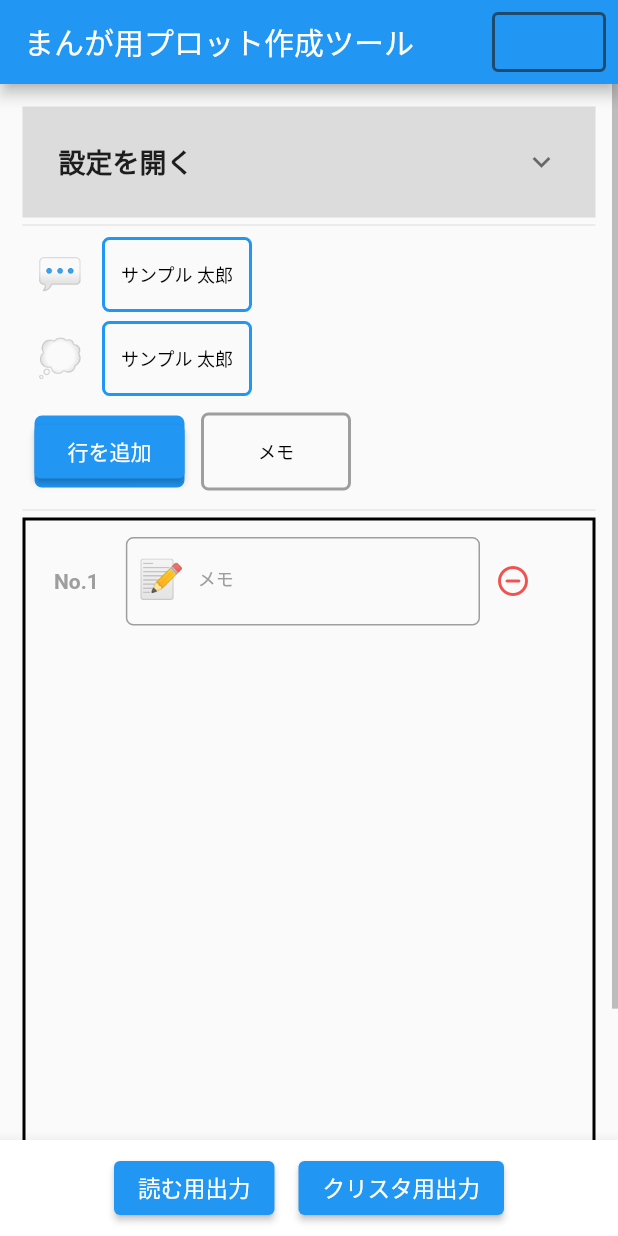
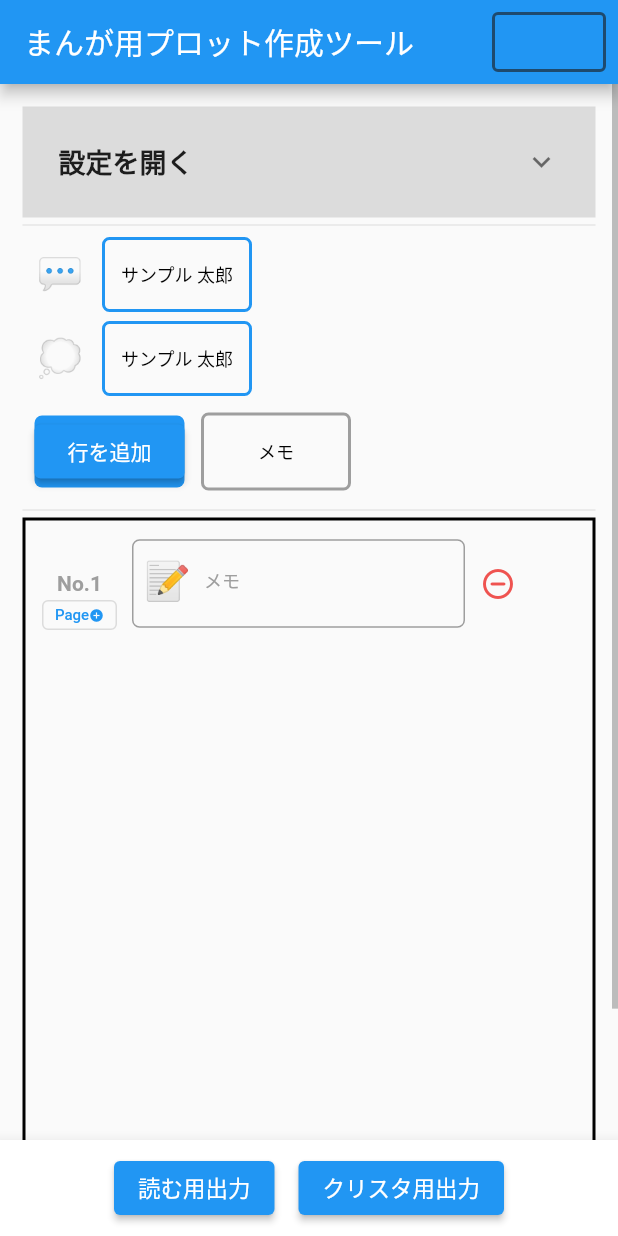
Before and after one commit to smsmsy/story_maker_for_clip_studio, a Flutter app: the screen it shows after launch, on a phone screen of 412 x 824 dp. Run offline on Flutter 3.47's test engine with Material 2 defaults, Android fonts, the light colour scheme and no system bars; our stand-ins replace firebase_auth, firebase_core, flutter_colorpicker; missing offline and left inert: flutter_launcher_icons; accounts and stored records are empty; Roboto replaces fonts that are missing (源柔ゴシックＰ).

Commit message:
fix layout of contentsListView

```diff
--- a/lib/classes/content_class.dart
+++ b/lib/classes/content_class.dart
@@ -14,6 +14,7 @@ class Content {
   String line;
   ContentType contentType;
   TextEditingController controller;
+  bool hasPageEnd;
 
 //<editor-fold desc="Data Methods">
 
@@ -22,6 +23,7 @@ class Content {
     required this.line,
     required this.contentType,
     required this.controller,
+    required this.hasPageEnd,
   });
 
   @override
@@ -32,14 +34,16 @@ class Content {
           person == other.person &&
           line == other.line &&
           contentType == other.contentType &&
-          controller == other.controller);
+          controller == other.controller &&
+          hasPageEnd == other.hasPageEnd);
 
   @override
   int get hashCode =>
       person.hashCode ^
       line.hashCode ^
       contentType.hashCode ^
-      controller.hashCode;
+      controller.hashCode ^
+      hasPageEnd.hashCode;
 
   @override
   String toString() {
@@ -48,6 +52,7 @@ class Content {
         ' line: $line,' +
         ' contentType: $contentType,' +
         ' controller: $controller,' +
+        ' hasPageEnd: $hasPageEnd,' +
         '}';
   }
 
@@ -56,12 +61,14 @@ class Content {
     String? line,
     ContentType? contentType,
     TextEditingController? controller,
+    bool? hasPageEnd,
   }) {
     return Content(
       person: person ?? this.person,
       line: line ?? this.line,
       contentType: contentType ?? this.contentType,
       controller: controller ?? this.controller,
+      hasPageEnd: hasPageEnd ?? this.hasPageEnd,
     );
   }
 
@@ -71,6 +78,7 @@ class Content {
       'line': this.line,
       'contentType': this.contentType,
       'controller': this.controller,
+      'hasPageEnd': this.hasPageEnd,
     };
   }
 
@@ -80,6 +88,7 @@ class Content {
       line: map['line'] as String,
       contentType: map['contentType'] as ContentType,
       controller: map['controller'] as TextEditingController,
+      hasPageEnd: map['hasPageEnd'] as bool,
     );
   }
 
--- a/lib/main.dart
+++ b/lib/main.dart
@@ -1,5 +1,6 @@
 import 'package:flutter/material.dart';
 import 'package:flutter/services.dart';
+import 'package:flutter_launcher_icons/ios.dart';
 
 import 'pages/add_person_page.dart';
 import 'color_setting_dialog.dart';
@@ -79,7 +80,7 @@ class _MyHomePageState extends State<MyHomePage> with WidgetsBindingObserver {
   static const double _edgeValueSmall = 3.0;
 
   List<Person> persons = [];
-  List<Content> contents = [];
+  List contents = [];
 
   // List<TextEditingController> textEditingControllers = [];
   final Person memo = Person(name: "メモ", color: Colors.grey, hasMood: false);
@@ -117,6 +118,7 @@ class _MyHomePageState extends State<MyHomePage> with WidgetsBindingObserver {
         line: "",
         contentType: ContentType.memo,
         controller: TextEditingController(),
+        hasPageEnd: false,
       ),
     );
 
@@ -621,12 +623,13 @@ class _MyHomePageState extends State<MyHomePage> with WidgetsBindingObserver {
               line: "",
               contentType: contentType,
               controller: TextEditingController(),
+              hasPageEnd: false,
             ));
             contents[contents.length - 1].controller
                 .addListener(_reflectTextValueForContentsView);
           });
           scrollControllerForContentsView.animateTo(
-            macContext(),
+            maxContext(),
             curve: Curves.ease,
             duration: const Duration(
               milliseconds: 750,
@@ -651,14 +654,50 @@ class _MyHomePageState extends State<MyHomePage> with WidgetsBindingObserver {
     return widget;
   }
 
+  void _updateContentListForReorder(int oldIndex, int newIndex) {
+    setState(() {
+      if (oldIndex < newIndex) {
+        newIndex -= 1;
+      }
+      if(contents[oldIndex] is Divider) {
+        contents[oldIndex - 1].hasPageEnd = false;
+      }
+      final newContent = contents.removeAt(oldIndex);
+      contents.insert(newIndex, newContent);
+
+      if(contents[newIndex] is Content) {
+        contents[newIndex].controller.addListener(() {
+          _reflectTextValueForContentsView();
+        });
+      } else if(contents[newIndex] is Divider) {
+        if(newIndex == 0){
+          contents.removeAt(0);
+        }
+        else if(contents[newIndex - 1] is Content) {
+          contents[newIndex - 1].hasPageEnd = true;
+        } else if (contents[newIndex - 1] is Divider ) {
+          contents.removeAt(newIndex - 1);
+        } else if (contents[newIndex + 1] is Divider ) {
+          contents.removeAt(newIndex);
+        }
+      }
+    });
+  }
+
   Widget contentListViewOfContentsView(int index) {
+    Widget widget;
+
+    if(contents[index] is Content){
       return Padding(
         key: Key('$index'),
         padding: const EdgeInsets.all(_edgeValueSmall),
         child: Row(
           children: [
+            Column(
+              children: [
+                const SizedBox(width: 50.0, height: 20.0,),
                 Padding(
-            padding: const EdgeInsets.all(_edgeValueMedium),
+                  padding: const EdgeInsets.all(_edgeValueSmall),
                   child: Text(
                     "No." + (index + 1).toString(),
                     style: TextStyle(
@@ -667,7 +706,42 @@ class _MyHomePageState extends State<MyHomePage> with WidgetsBindingObserver {
                     ),
                   ),
                 ),
-
+                SizedBox(
+                  width: 50.0,
+                  height: 20.0,
+                  child: OutlinedButton(
+                    onPressed: () => setState(() {
+                      if(contents[index].hasPageEnd) {
+                        contents[index].hasPageEnd = false;
+                        contents.removeAt(index + 1);
+                      } else {
+                        contents[index].hasPageEnd = true;
+                        contents.insert(index + 1, const Divider());
+                      }
+                    }),
+                    child: Row(
+                      mainAxisAlignment: MainAxisAlignment.center,
+                      crossAxisAlignment: CrossAxisAlignment.center,
+                      children: [
+                        const Text("Page", style: TextStyle(fontSize: 10.0),),
+                        Icon(
+                          contents[index].hasPageEnd
+                              ? Icons.remove_circle
+                              : Icons.add_circle,
+                          size: 10.0,
+                        ),
+                      ],
+                    ),
+                    style: OutlinedButton.styleFrom(
+                      padding: EdgeInsets.zero,
+                      primary: contents[index].hasPageEnd
+                          ? Colors.red
+                          : Colors.blue,
+                    ),
+                  ),
+                ),
+              ],
+            ),
             Expanded(
               child: Transform.translate(
                 offset: const Offset(10, 0),
@@ -721,10 +795,57 @@ class _MyHomePageState extends State<MyHomePage> with WidgetsBindingObserver {
                 color: Colors.red[400],
               ),
             ),
-          const SizedBox(width: 10,)
+            const SizedBox(width: 20,)
           ],
         ),
       );
+    } else if(contents[index] is Divider){
+      return Container(
+        key: Key('$index'),
+        child: _pageDivider(index),
+      );
+    } else {
+      return Container(
+        key: Key('$index'),
+      );
+    }
+  }
+
+  Widget _pageDivider(int index) {
+    return Row(
+      mainAxisAlignment: MainAxisAlignment.spaceBetween,
+      children: <Widget>[
+        const Expanded(
+          child: Divider(),
+        ),
+
+        Container(
+          width: 100.0,
+          alignment: Alignment.center,
+          child: Text(
+            "Page ${getPageNum(index)}",
+            style: TextStyle(),
+          ),
+        ),
+
+        const Expanded(
+          child: Divider(),
+        ),
+        const SizedBox(
+          width: 20.0,
+        ),
+      ],
+    );
+  }
+
+  int getPageNum(int index) {
+    int count = 0;
+    for(int i = 0; i < index ; i++){
+      if(contents[i] is Divider) continue;
+      if(contents[i].hasPageEnd) count++;
+
+    }
+    return count;
   }
 
   Future<Color?> openColorSettingDialog(BuildContext context) {
@@ -877,18 +998,7 @@ class _MyHomePageState extends State<MyHomePage> with WidgetsBindingObserver {
         });
   }
 
-  void _updateContentListForReorder(int oldIndex, int newIndex) {
-    if (oldIndex < newIndex) {
-      newIndex -= 1;
-    }
-    // final TextEditingController newController = textEditingControllers.removeAt(oldIndex);
-    final Content newContent = contents.removeAt(oldIndex);
-    contents.insert(newIndex, newContent);
-    // textEditingControllers.insert(newIndex, newController);
-    contents[newIndex].controller.addListener(() {
-      _reflectTextValueForContentsView();
-    });
-  }
+
 
   Future<UserCredential> _googleSignin() async {
     // Create a new provider
@@ -905,11 +1015,12 @@ class _MyHomePageState extends State<MyHomePage> with WidgetsBindingObserver {
     return await FirebaseAuth.instance.signOut();
   }
 
-  double macContext() {
+  double maxContext() {
     double result;
     scrollControllerForContentsView.position.maxScrollExtent == 0
         ? result = scrollControllerForContentsView.position.maxScrollExtent
         : result = scrollControllerForContentsView.position.maxScrollExtent + 62;
     return result;
   }
+
 }
```
Lines whose indentation alone changed are shown as unchanged.
